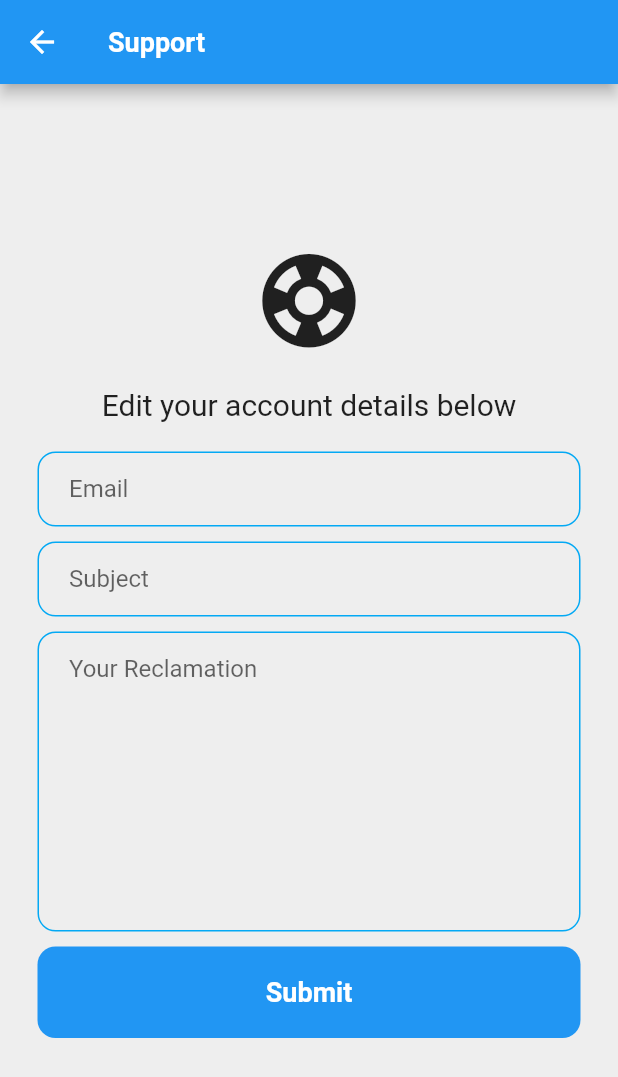
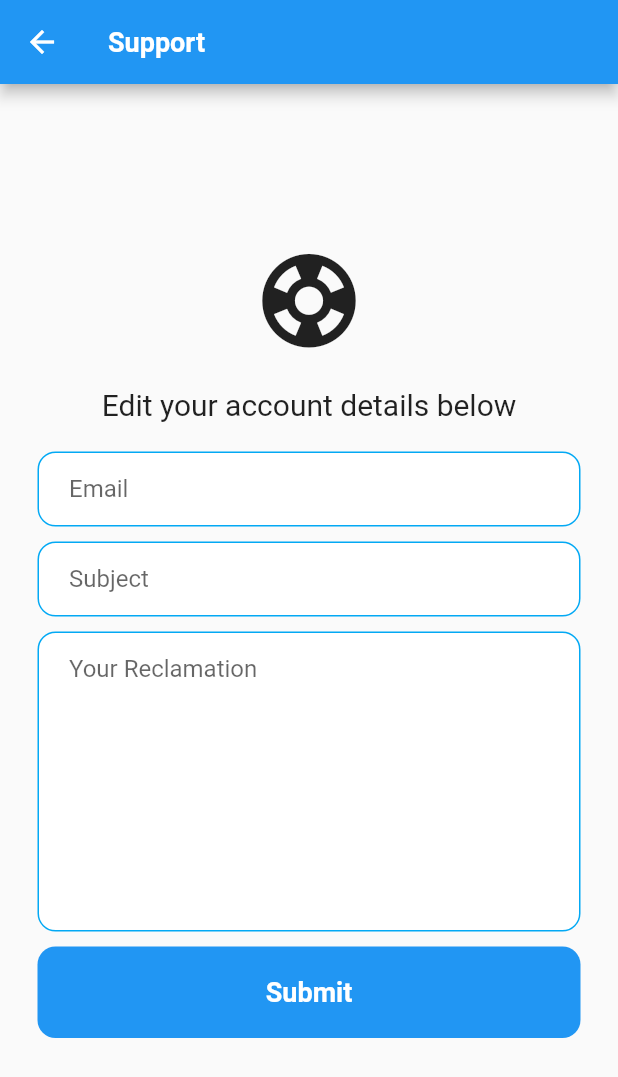
Before and after one commit to MoncefBnk/my-l3-project, a Flutter app: the screen it shows once a user with an empty profile is signed in, in the side drawer, after a tap on "support", on a phone screen of 412 x 824 dp. Shown: the top 1077 px of the screen. Run offline on Flutter 3.47's test engine with Material 2 defaults, Android fonts, the light colour scheme and no system bars; our stand-ins replace cloud_firestore, firebase_auth, firebase_core, flutter_slidable, google_fonts, quickalert; accounts and stored records are empty; network calls fail.

Commit message:
color correction support page

```diff
--- a/lib/pages/support_page.dart
+++ b/lib/pages/support_page.dart
@@ -69,7 +69,6 @@ class _SupportPageState extends State<SupportPage> {
           style: TextStyle(fontSize: 18, fontWeight: FontWeight.bold),
         ),
       ),
-      backgroundColor: Colors.grey[200],
       body: SafeArea(
         child: Center(
           child: SingleChildScrollView(
@@ -95,7 +94,7 @@ class _SupportPageState extends State<SupportPage> {
                   padding: EdgeInsets.symmetric(horizontal: 25.0),
                   child: Container(
                     decoration: BoxDecoration(
-                      color: Colors.grey[200],
+                      color: Colors.white,
                       border: Border.all(color: Colors.lightBlue),
                       borderRadius: BorderRadius.circular(12),
                     ),
@@ -120,7 +119,7 @@ class _SupportPageState extends State<SupportPage> {
                   padding: EdgeInsets.symmetric(horizontal: 25.0),
                   child: Container(
                     decoration: BoxDecoration(
-                      color: Colors.grey[200],
+                      color: Colors.white,
                       border: Border.all(color: Colors.lightBlue),
                       borderRadius: BorderRadius.circular(12),
                     ),
@@ -147,7 +146,7 @@ class _SupportPageState extends State<SupportPage> {
                     height: 200,
                     child: Container(
                       decoration: BoxDecoration(
-                        color: Colors.grey[200],
+                        color: Colors.white,
                         border: Border.all(color: Colors.lightBlue),
                         borderRadius: BorderRadius.circular(12),
                       ),
```
